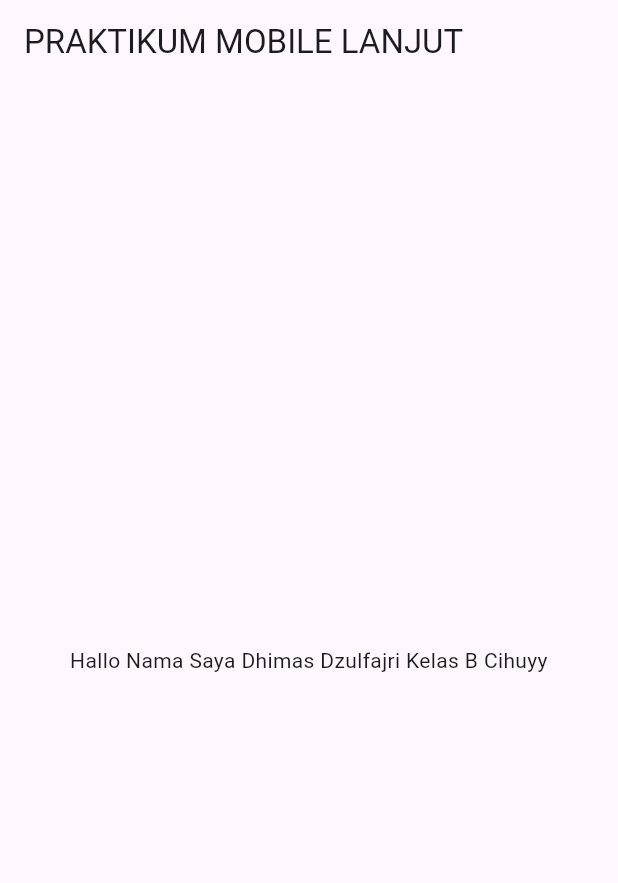
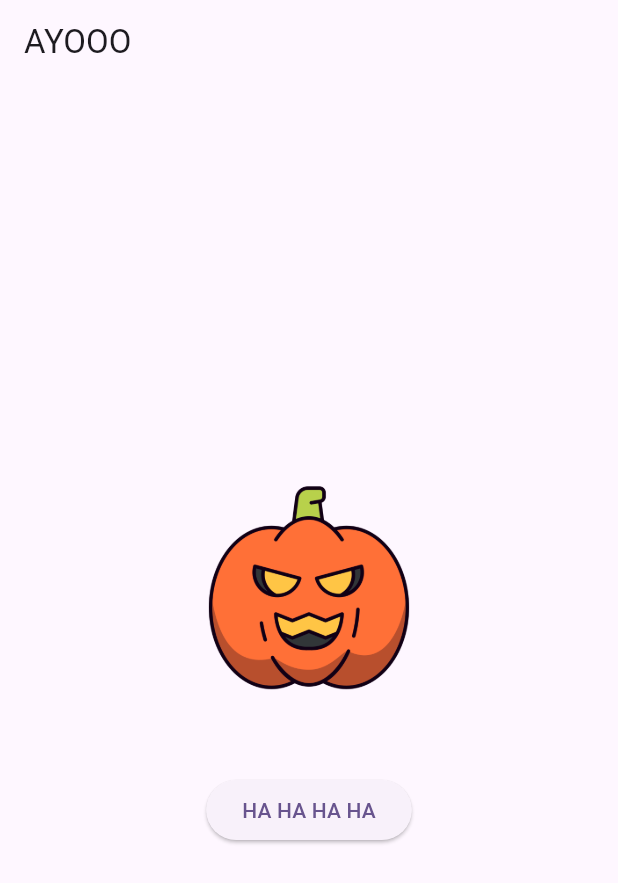
Before and after one commit to crazykillerrr/Prak-MOLA_Dhimas2317051076_AB, a Flutter app: the screen it shows after launch, on a phone screen of 412 x 824 dp. Shown: the top 883 px of the screen. Run offline on Flutter 3.47's test engine with Material 3 defaults, Android fonts, the phone set to English and light mode, and no system bars.

Commit message:
Pertemuan 3: Basic Widget

```diff
--- /dev/null
+++ b/lib/basic_widget.dart
@@ -0,0 +1,22 @@
+import 'package:flutter/material.dart';
+
+class BasicWidget extends StatelessWidget {
+  const BasicWidget({super.key});
+
+  @override
+  Widget build(BuildContext context) {
+    return Scaffold(
+      appBar: AppBar(title: const Text('AYOOO')),
+      body: Center(
+        child: Column(
+          mainAxisAlignment: MainAxisAlignment.center,
+          children: [
+            Image.asset('assets/images/logo.png', width: 150, height: 150),
+            const SizedBox(height: 50),
+            ElevatedButton(onPressed: () {}, child: const Text('HA HA HA HA')),
+          ],
+        ),
+      ),
+    );
+  }
+}
--- a/lib/main.dart
+++ b/lib/main.dart
@@ -1,4 +1,8 @@
 import 'package:flutter/material.dart';
+//import 'package:myapp/column_widget.dart';
+//import 'package:myapp/row_widget.dart';
+import 'package:myapp/basic_widget.dart';
+
 
 void main() {
   runApp(const MyApp());
@@ -11,19 +15,13 @@ class MyApp extends StatelessWidget {
   @override
   Widget build(BuildContext context) {
     return MaterialApp(
-      title: 'Flutter Demo',
+      title: 'Praktikum Mobile Lanjut',
       theme: ThemeData(
         colorScheme: ColorScheme.fromSeed(seedColor: Colors.deepPurple),
+        useMaterial3: true,
       ),
-      home: Scaffold(
-        appBar: AppBar(title: const Text('PRAKTIKUM MOBILE LANJUT')),
-        body: const Center(
-          child: Text(
-            'Hallo Nama Saya Dhimas Dzulfajri Kelas B Cihuyy',
-            textAlign: TextAlign.center,
-          ),
-        ),
-      ),
+      home: const BasicWidget(),
+
     );
   }
 }
--- a/pubspec.yaml
+++ b/pubspec.yaml
@@ -58,7 +58,8 @@ flutter:
   uses-material-design: true
 
   # To add assets to your application, add an assets section, like this:
-  # assets:
+  assets:
+      - assets/images/
   #   - images/a_dot_burr.jpeg
   #   - images/a_dot_ham.jpeg
 
```
Also changed, not shown: lib/column_widget.dart (added, +20 -0 lines), lib/row_widget.dart (added, +20 -0 lines), assets/images/logo.png (added).
